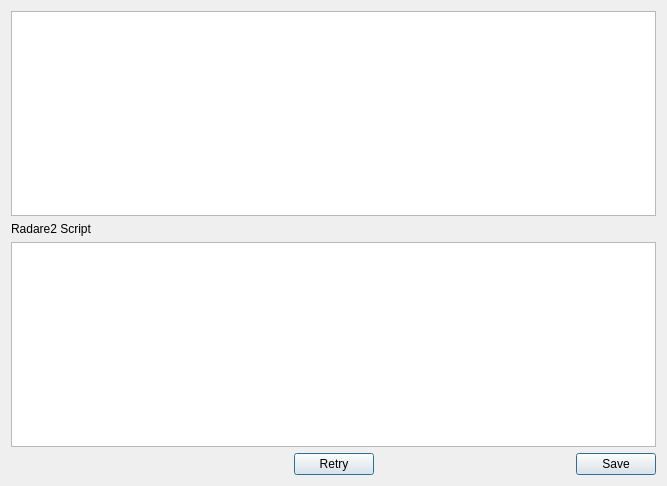
First picture: the form in src/dialogs/preferences/InitializationFileEditor.ui, repository radareorg/iaito, before the edit.
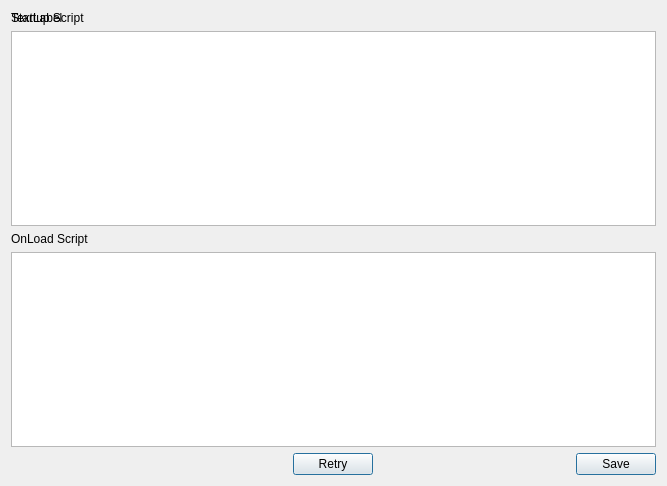
Second picture: the form after the edit.

Commit message: Clarify the startup script dialog with one more text

What changed in the file:
```diff
--- a/src/dialogs/preferences/InitializationFileEditor.ui
+++ b/src/dialogs/preferences/InitializationFileEditor.ui
@@ -34,13 +34,20 @@
      </property>
     </widget>
    </item>
-   <item row="0" column="0" colspan="3">
+   <item row="0" column="0">
+    <widget class="QLabel" name="cutterRCLoaded">
+     <property name="text">
+      <string>Startup Script</string>
+     </property>
+    </widget>
+   </item>
+   <item row="1" column="0" colspan="3">
     <widget class="QPlainTextEdit" name="ConfigFileEdit"/>
    </item>
    <item row="2" column="0">
     <widget class="QLabel" name="cutterRCLoaded">
      <property name="text">
-      <string>Radare2 Script</string>
+      <string>OnLoad Script</string>
      </property>
     </widget>
    </item>
```
